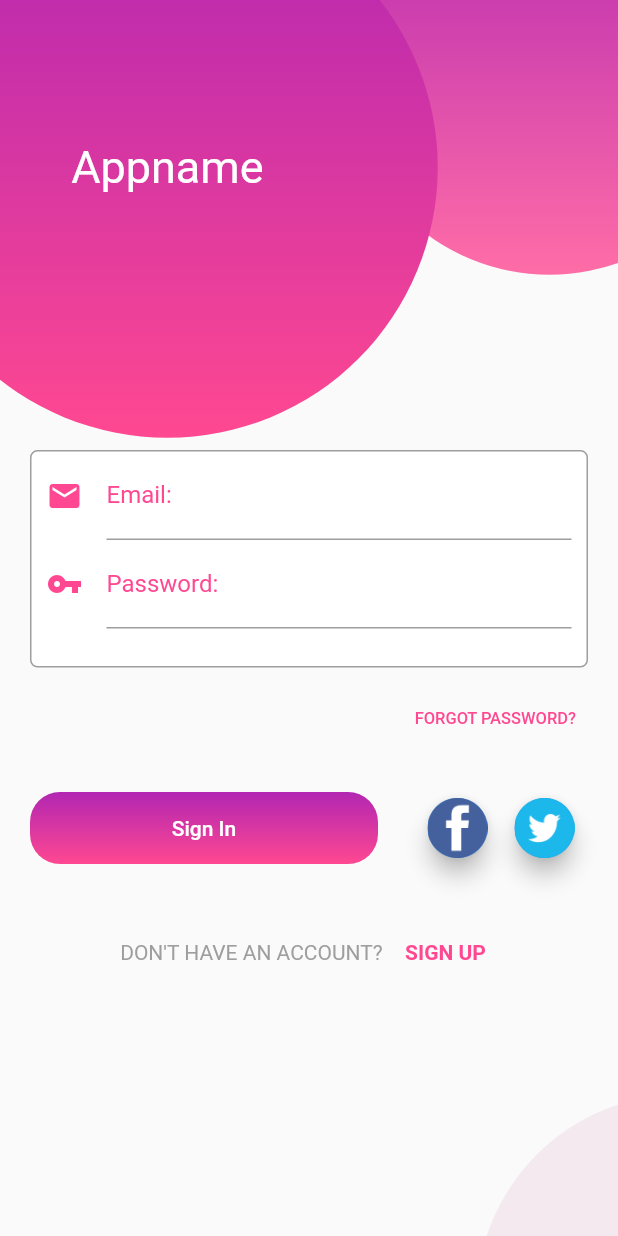
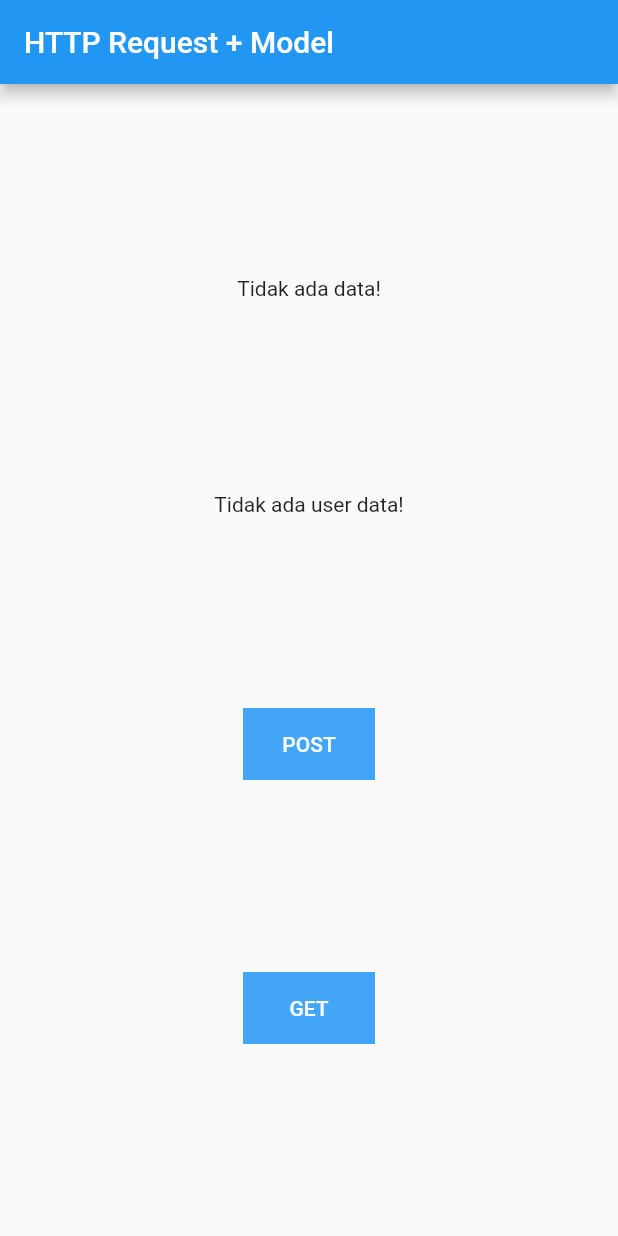
Before and after one commit to aalfiann/belajar-flutter, a Flutter app: the screen it shows after launch, on a phone screen of 412 x 824 dp. Run offline on Flutter 3.47's test engine with Material 2 defaults, Android fonts, the phone set to English and light mode, and no system bars; Roboto replaces fonts that are missing (Arial).

Commit message:
- belajar model dan http request

```diff
--- /dev/null
+++ b/lib/component/belajarRequest.dart
@@ -0,0 +1,71 @@
+import 'package:belajar/model/get_result_model.dart';
+import 'package:belajar/model/post_result_model.dart';
+import 'package:flutter/material.dart';
+
+class BelajarRequest extends StatefulWidget {
+  @override
+  _BelajarRequestState createState() => _BelajarRequestState();
+}
+
+class _BelajarRequestState extends State<BelajarRequest> {
+  PostResult postResult;
+  GetResult getResult;
+
+  @override
+  Widget build(BuildContext context) {
+    return Scaffold(
+      appBar: AppBar(
+        title: Text('HTTP Request + Model'),
+      ),
+      body: Center(
+        child: Column(
+          mainAxisAlignment: MainAxisAlignment.spaceEvenly,
+          children: [
+            Text((postResult != null
+                ? postResult.id +
+                    ' | ' +
+                    postResult.name +
+                    ' | ' +
+                    postResult.job +
+                    ' | ' +
+                    postResult.created
+                : 'Tidak ada data!')),
+            Text((getResult != null
+                ? getResult.id.toString() + ' | ' + getResult.name
+                : 'Tidak ada user data!')),
+            Container(
+              color: Colors.blue[400],
+              child: MaterialButton(
+                onPressed: () {
+                  PostResult.sendRequest('Badu', 'Dokter').then((value) {
+                    postResult = value;
+                    setState(() {});
+                  });
+                },
+                child: Text(
+                  'POST',
+                  style: TextStyle(color: Colors.white),
+                ),
+              ),
+            ),
+            Container(
+              color: Colors.blue[400],
+              child: MaterialButton(
+                onPressed: () {
+                  GetResult.sendRequest().then((value) {
+                    getResult = value;
+                    setState(() {});
+                  });
+                },
+                child: Text(
+                  'GET',
+                  style: TextStyle(color: Colors.white),
+                ),
+              ),
+            )
+          ],
+        ),
+      ),
+    );
+  }
+}
--- a/lib/main.dart
+++ b/lib/main.dart
@@ -1,5 +1,5 @@
 import 'package:flutter/material.dart';
-import 'component/belajarPageLogin.dart';
+import 'component/belajarRequest.dart';
 
 void main() {
   runApp(MyApp());
@@ -15,7 +15,7 @@ class MyApp extends StatelessWidget {
       theme: ThemeData(
         primarySwatch: Colors.blue,
       ),
-      home: BelajarPageLogin(),
+      home: BelajarRequest(),
     );
   }
 }
--- /dev/null
+++ b/lib/model/get_result_model.dart
@@ -0,0 +1,24 @@
+import 'dart:convert';
+import 'package:http/http.dart' as http;
+
+class GetResult {
+  int id;
+  String name;
+
+  GetResult({this.id, this.name});
+
+  factory GetResult.createGetResult(Map<String, dynamic> object) {
+    return GetResult(
+      id: object['id'],
+      name: object['first_name'] + object['last_name']
+    );
+  }
+
+  static Future<GetResult> sendRequest() async {
+    var result =  await http.get(Uri.https('reqres.in','/api/users/2'));
+    var jsonObject = json.decode(result.body);
+    var dataobject = (jsonObject as Map<String, dynamic>)['data'];
+    return GetResult.createGetResult(dataobject);
+  }
+
+}
--- /dev/null
+++ b/lib/model/post_result_model.dart
@@ -0,0 +1,30 @@
+import 'dart:convert';
+import 'package:http/http.dart' as http;
+
+class PostResult {
+  String id;
+  String name;
+  String job;
+  String created;
+
+  PostResult({this.id, this.name, this.job, this.created});
+
+  factory PostResult.createPostResult(Map<String, dynamic> object) {
+    return PostResult(
+      id: object['id'],
+      name: object['name'],
+      job: object['job'],
+      created: object['createdAt']
+    );
+  }
+
+  static Future<PostResult> sendRequest(String name, String job) async {
+    var result =  await http.post(Uri.https('reqres.in','/api/users'), body: {
+      "name": name,
+      "job": job
+    });
+    var jsonObject = json.decode(result.body);
+    return PostResult.createPostResult(jsonObject);
+  }
+
+}
--- a/pubspec.yaml
+++ b/pubspec.yaml
@@ -23,6 +23,7 @@ environment:
 dependencies:
   flutter:
     sdk: flutter
+  http: ^0.13.0
 
 
   # The following adds the Cupertino Icons font to your application.
```
Also changed, not shown: pubspec.lock.
